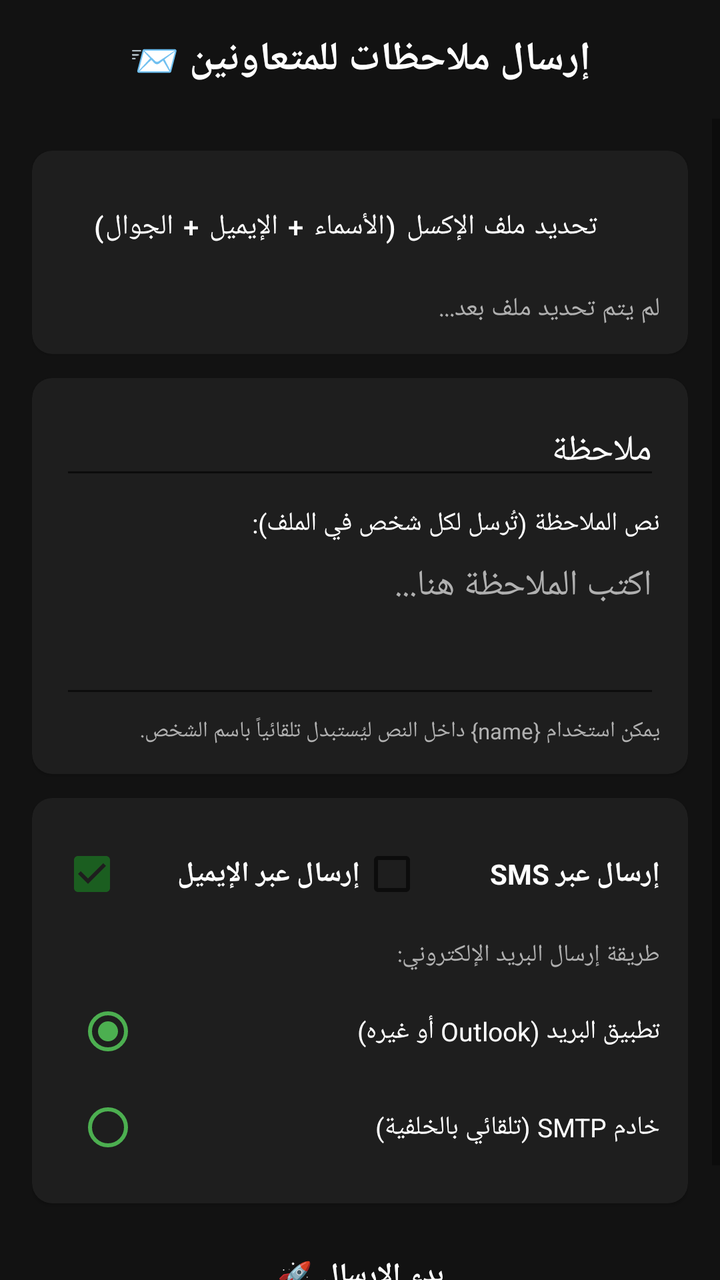
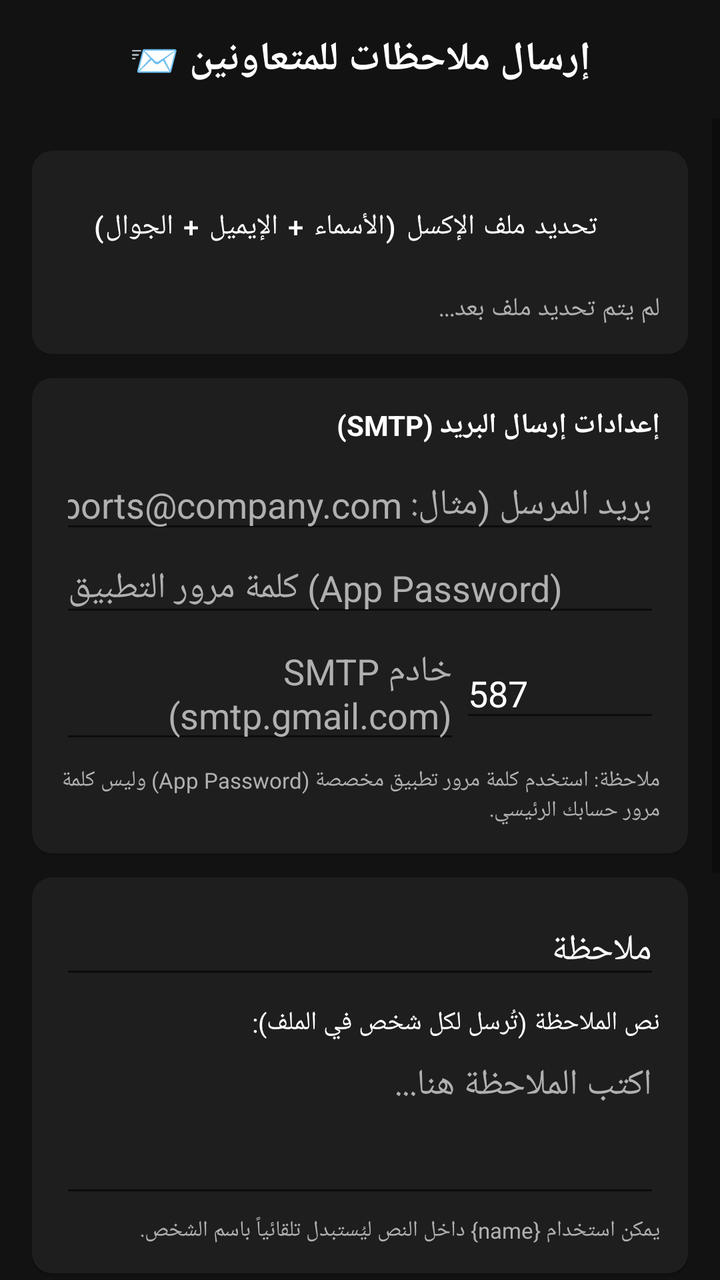

An Android layout rendered at two revisions. The XML below is the earlier revision; the diff shows what the commit changed to produce the second picture.
<!-- AndroidManifest.xml: application theme Theme.NoteSender -->
<!-- res/layout/activity_main.xml -->
<?xml version="1.0" encoding="utf-8"?>
<LinearLayout xmlns:android="http://schemas.android.com/apk/res/android"
    xmlns:app="http://schemas.android.com/apk/res-auto"
    android:layout_width="match_parent"
    android:layout_height="match_parent"
    android:layoutDirection="rtl"
    android:orientation="vertical"
    android:background="@color/app_background">

    <TextView
        android:layout_width="match_parent"
        android:layout_height="wrap_content"
        android:text="إرسال ملاحظات للمتعاونين 📨"
        android:textColor="@color/text_primary"
        android:textSize="20sp"
        android:textStyle="bold"
        android:gravity="center"
        android:padding="16dp" />

    <ScrollView
        android:id="@+id/mainScrollView"
        android:layout_width="match_parent"
        android:layout_height="0dp"
        android:layout_weight="1">

        <LinearLayout
            android:layout_width="match_parent"
            android:layout_height="wrap_content"
            android:orientation="vertical"
            android:padding="16dp">

            
            <com.google.android.material.card.MaterialCardView
                android:layout_width="match_parent"
                android:layout_height="wrap_content"
                app:cardBackgroundColor="@color/card_background"
                app:cardCornerRadius="10dp"
                android:layout_marginBottom="12dp">

                <LinearLayout
                    android:layout_width="match_parent"
                    android:layout_height="wrap_content"
                    android:orientation="vertical"
                    android:padding="14dp">

                    <Button
                        android:id="@+id/btnPickExcel"
                        style="@style/Widget.MaterialComponents.Button"
                        android:layout_width="wrap_content"
                        android:layout_height="wrap_content"
                        android:text="تحديد ملف الإكسل (الأسماء + الإيميل + الجوال)"
                        android:backgroundTint="@color/primary_green" />

                    <TextView
                        android:id="@+id/tvExcelPath"
                        android:layout_width="match_parent"
                        android:layout_height="wrap_content"
                        android:layout_marginTop="8dp"
                        android:text="لم يتم تحديد ملف بعد..."
                        android:textColor="@color/text_secondary"
                        android:textSize="13sp" />

                </LinearLayout>
            </com.google.android.material.card.MaterialCardView>

            
            <com.google.android.material.card.MaterialCardView
                android:id="@+id/cardSmtpSettings"
                android:layout_width="match_parent"
                android:layout_height="wrap_content"
                app:cardBackgroundColor="@color/card_background"
                app:cardCornerRadius="10dp"
                android:layout_marginBottom="12dp"
                android:visibility="gone">

                <LinearLayout
                    android:layout_width="match_parent"
                    android:layout_height="wrap_content"
                    android:orientation="vertical"
                    android:padding="14dp">

                    <TextView
                        android:layout_width="match_parent"
                        android:layout_height="wrap_content"
                        android:text="إعدادات إرسال البريد (SMTP)"
                        android:textColor="@color/text_primary"
                        android:textStyle="bold"
                        android:textSize="14sp"
                        android:layout_marginBottom="8dp" />

                    <EditText
                        android:id="@+id/etSenderEmail"
                        android:layout_width="match_parent"
                        android:layout_height="wrap_content"
                        android:hint="بريد المرسل (مثال: reports@company.com)"
                        android:inputType="textEmailAddress"
                        android:textColor="@color/text_primary"
                        android:textColorHint="@color/text_secondary" />

                    <EditText
                        android:id="@+id/etSenderPassword"
                        android:layout_width="match_parent"
                        android:layout_height="wrap_content"
                        android:hint="كلمة مرور التطبيق (App Password)"
                        android:inputType="textPassword"
                        android:textColor="@color/text_primary"
                        android:textColorHint="@color/text_secondary" />

                    <LinearLayout
                        android:layout_width="match_parent"
                        android:layout_height="wrap_content"
                        android:orientation="horizontal">

                        <EditText
                            android:id="@+id/etSmtpHost"
                            android:layout_width="0dp"
                            android:layout_weight="2"
                            android:layout_height="wrap_content"
                            android:hint="خادم SMTP (smtp.gmail.com)"
                            android:textColor="@color/text_primary"
                            android:textColorHint="@color/text_secondary" />

                        <EditText
                            android:id="@+id/etSmtpPort"
                            android:layout_width="0dp"
                            android:layout_weight="1"
                            android:layout_height="wrap_content"
                            android:hint="المنفذ"
                            android:text="587"
                            android:inputType="number"
                            android:textColor="@color/text_primary"
                            android:textColorHint="@color/text_secondary" />
                    </LinearLayout>

                    <TextView
                        android:layout_width="match_parent"
                        android:layout_height="wrap_content"
                        android:layout_marginTop="6dp"
                        android:text="ملاحظة: استخدم كلمة مرور تطبيق مخصصة (App Password) وليس كلمة مرور حسابك الرئيسي."
                        android:textColor="@color/text_secondary"
                        android:textSize="11sp" />

                </LinearLayout>
            </com.google.android.material.card.MaterialCardView>

            
            <com.google.android.material.card.MaterialCardView
                android:layout_width="match_parent"
                android:layout_height="wrap_content"
                app:cardBackgroundColor="@color/card_background"
                app:cardCornerRadius="10dp"
                android:layout_marginBottom="12dp">

                <LinearLayout
                    android:layout_width="match_parent"
                    android:layout_height="wrap_content"
                    android:orientation="vertical"
                    android:padding="14dp">

                    <EditText
                        android:id="@+id/etSubject"
                        android:layout_width="match_parent"
                        android:layout_height="wrap_content"
                        android:hint="عنوان الرسالة (للإيميل)"
                        android:text="ملاحظة"
                        android:textColor="@color/text_primary"
                        android:textColorHint="@color/text_secondary" />

                    <TextView
                        android:layout_width="match_parent"
                        android:layout_height="wrap_content"
                        android:layout_marginTop="8dp"
                        android:text="نص الملاحظة (تُرسل لكل شخص في الملف):"
                        android:textColor="@color/text_primary"
                        android:textSize="13sp" />

                    <EditText
                        android:id="@+id/etMessage"
                        android:layout_width="match_parent"
                        android:layout_height="wrap_content"
                        android:minLines="3"
                        android:gravity="top|right"
                        android:textDirection="rtl"
                        android:textAlignment="viewStart"
                        android:inputType="textMultiLine"
                        android:textColor="@color/text_primary"
                        android:textColorHint="@color/text_secondary"
                        android:hint="اكتب الملاحظة هنا..." />

                    <TextView
                        android:layout_width="match_parent"
                        android:layout_height="wrap_content"
                        android:layout_marginTop="4dp"
                        android:text="يمكن استخدام {name} داخل النص ليُستبدل تلقائياً باسم الشخص."
                        android:textColor="@color/text_secondary"
                        android:textSize="11sp" />

                </LinearLayout>
            </com.google.android.material.card.MaterialCardView>

            
            <com.google.android.material.card.MaterialCardView
                android:layout_width="match_parent"
                android:layout_height="wrap_content"
                app:cardBackgroundColor="@color/card_background"
                app:cardCornerRadius="10dp"
                android:layout_marginBottom="12dp">

                <LinearLayout
                    android:layout_width="match_parent"
                    android:layout_height="wrap_content"
                    android:orientation="vertical"
                    android:padding="14dp">

                    <LinearLayout
                        android:layout_width="match_parent"
                        android:layout_height="wrap_content"
                        android:orientation="horizontal"
                        android:layout_marginBottom="8dp">

                        <CheckBox
                            android:id="@+id/cbEmail"
                            android:layout_width="0dp"
                            android:layout_weight="1"
                            android:layout_height="wrap_content"
                            android:checked="true"
                            android:text="إرسال عبر الإيميل"
                            android:textColor="@color/text_primary"
                            android:textStyle="bold" />

                        <CheckBox
                            android:id="@+id/cbSms"
                            android:layout_width="0dp"
                            android:layout_weight="1"
                            android:layout_height="wrap_content"
                            android:checked="false"
                            android:text="إرسال عبر SMS"
                            android:textColor="@color/text_primary"
                            android:textStyle="bold" />
                    </LinearLayout>

                    
                    <LinearLayout
                        android:id="@+id/layoutEmailOptions"
                        android:layout_width="match_parent"
                        android:layout_height="wrap_content"
                        android:orientation="vertical"
                        android:layout_marginStart="8dp"
                        android:visibility="visible">

                        <TextView
                            android:layout_width="match_parent"
                            android:layout_height="wrap_content"
                            android:text="طريقة إرسال البريد الإلكتروني:"
                            android:textColor="@color/text_secondary"
                            android:textSize="12sp"
                            android:layout_marginBottom="6dp" />

                        <RadioGroup
                            android:id="@+id/rgEmailMode"
                            android:layout_width="match_parent"
                            android:layout_height="wrap_content"
                            android:orientation="vertical">

                            <RadioButton
                                android:id="@+id/rbEmailIntent"
                                android:layout_width="match_parent"
                                android:layout_height="wrap_content"
                                android:checked="true"
                                android:text="تطبيق البريد (Outlook أو غيره)"
                                android:textColor="@color/text_primary"
                                android:textSize="13sp"
                                android:buttonTint="@color/success_green" />

                            <RadioButton
                                android:id="@+id/rbEmailSmtp"
                                android:layout_width="match_parent"
                                android:layout_height="wrap_content"
                                android:text="خادم SMTP (تلقائي بالخلفية)"
                                android:textColor="@color/text_primary"
                                android:textSize="13sp"
                                android:buttonTint="@color/success_green" />
                        </RadioGroup>
                    </LinearLayout>

                </LinearLayout>
            </com.google.android.material.card.MaterialCardView>

            <Button
                android:id="@+id/btnStart"
                style="@style/Widget.MaterialComponents.Button"
                android:layout_width="match_parent"
                android:layout_height="48dp"
                android:text="بدء الإرسال 🚀"
                android:textStyle="bold"
                android:backgroundTint="@color/primary_green" />

            <ProgressBar
                android:id="@+id/progressBar"
                style="?android:attr/progressBarStyleHorizontal"
                android:layout_width="match_parent"
                android:layout_height="wrap_content"
                android:layout_marginTop="10dp"
                android:max="100"
                android:progress="0" />

            
            <com.google.android.material.card.MaterialCardView
                android:id="@+id/cardLogs"
                android:layout_width="match_parent"
                android:layout_height="wrap_content"
                app:cardBackgroundColor="@color/card_background"
                app:cardCornerRadius="10dp"
                android:layout_marginTop="16dp"
                android:visibility="gone">

                <LinearLayout
                    android:layout_width="match_parent"
                    android:layout_height="wrap_content"
                    android:orientation="vertical"
                    android:padding="14dp">

                    <TextView
                        android:layout_width="match_parent"
                        android:layout_height="wrap_content"
                        android:text="سجل العمليات:"
                        android:textColor="@color/text_secondary"
                        android:textSize="12sp"
                        android:layout_marginBottom="4dp" />

                    <TextView
                        android:id="@+id/tvLog"
                        android:layout_width="match_parent"
                        android:layout_height="wrap_content"
                        android:textColor="@color/text_primary"
                        android:textSize="12sp"
                        android:textDirection="rtl"
                        android:textAlignment="viewStart" />

                </LinearLayout>
            </com.google.android.material.card.MaterialCardView>

        </LinearLayout>
    </ScrollView>

</LinearLayout>
<!-- resources referenced by this layout -->
<resources>
  <color name="app_background">#121212</color>
  <color name="card_background">#1E1E1E</color>
  <color name="primary_green">#1B5E20</color>
  <color name="success_green">#4CAF50</color>
  <color name="text_primary">#FFFFFF</color>
  <color name="text_secondary">#B0B0B0</color>
  <style name="Theme.NoteSender" parent="Theme.MaterialComponents.DayNight.NoActionBar">
          <item name="colorPrimary">@color/primary_green</item>
          <item name="colorPrimaryDark">@color/primary_green_dark</item>
          <item name="colorAccent">@color/primary_green</item>
          <item name="android:windowBackground">@color/app_background</item>
          <item name="android:textColorPrimary">@color/text_primary</item>
      </style>
  <color name="primary_green_dark">#2E7D32</color>
</resources>

<!-- the commit's change to res/layout/activity_main.xml (unified diff, before → after) -->
@@ -71,7 +71,7 @@
                 app:cardBackgroundColor="@color/card_background"
                 app:cardCornerRadius="10dp"
                 android:layout_marginBottom="12dp"
-                android:visibility="gone">
+                android:visibility="visible">
 
                 <LinearLayout
                     android:layout_width="match_parent"
@@ -266,7 +266,6 @@
                                 android:id="@+id/rbEmailIntent"
                                 android:layout_width="match_parent"
                                 android:layout_height="wrap_content"
-                                android:checked="true"
                                 android:text="تطبيق البريد (Outlook أو غيره)"
                                 android:textColor="@color/text_primary"
                                 android:textSize="13sp"
@@ -276,6 +275,7 @@
                                 android:id="@+id/rbEmailSmtp"
                                 android:layout_width="match_parent"
                                 android:layout_height="wrap_content"
+                                android:checked="true"
                                 android:text="خادم SMTP (تلقائي بالخلفية)"
                                 android:textColor="@color/text_primary"
                                 android:textSize="13sp"
